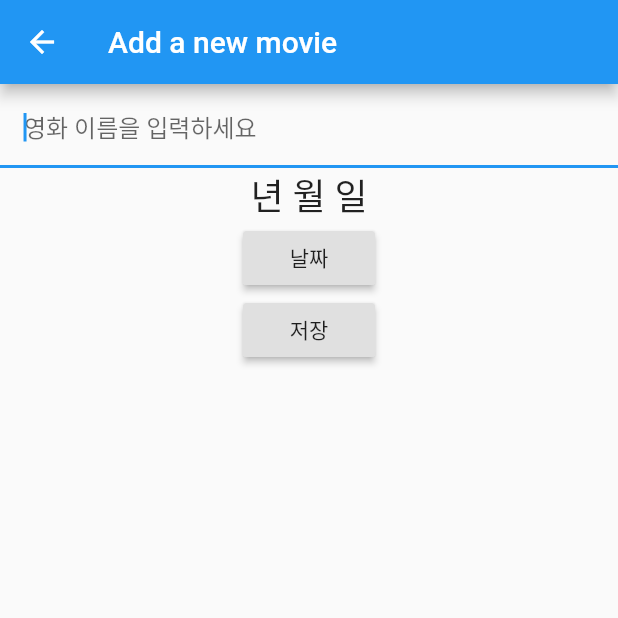
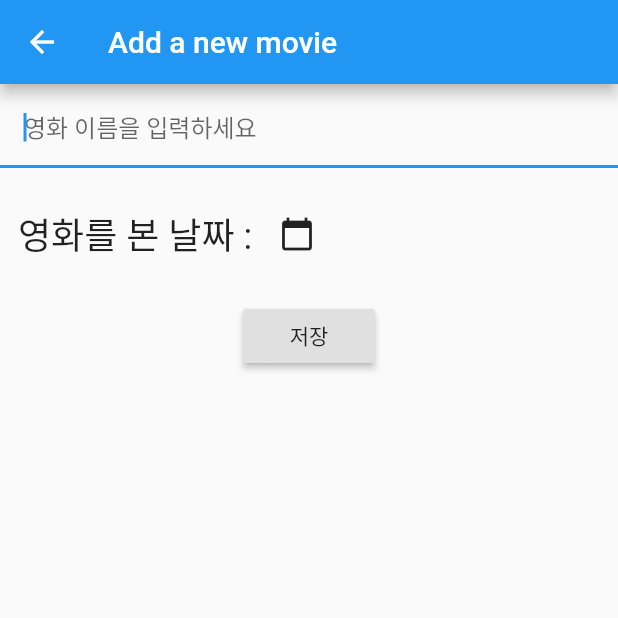
Before and after one commit to kyh980909/my_movie_list, a Flutter app: the screen it shows after launch, after a tap on the "add" icon, on a phone screen of 412 x 824 dp, the top half of it. Run offline on Flutter 3.47's test engine with Material 2 defaults, Android fonts, the phone set to English and light mode, and no system bars; our stand-ins replace flutter_datetime_picker, flutter_slidable, fluttertoast, sqflite; accounts and stored records are empty.

Commit message:
나만의 영화 목록 저장 앱 1.0ver

```diff
--- /dev/null
+++ b/lib/addMovieScreen.dart
@@ -0,0 +1,87 @@
+import 'package:flutter/material.dart';
+import 'package:flutter_datetime_picker/flutter_datetime_picker.dart';
+import 'package:fluttertoast/fluttertoast.dart';
+import 'package:intl/intl.dart';
+import 'Database/DBHelper.dart';
+import 'Model/movie.dart';
+
+class AddMovieScreen extends StatefulWidget {
+  @override
+  _AddMovieScreenState createState() => _AddMovieScreenState();
+}
+
+class _AddMovieScreenState extends State<AddMovieScreen> {
+  TextEditingController title = TextEditingController(); // 영화명 텍스트 필스 값 컨트롤 객체
+
+  final df = DateFormat('yyyy년 MM월 dd일');
+  String date = '';
+  @override
+  Widget build(BuildContext context) {
+    return Scaffold(
+      appBar: AppBar(
+        title: Text('Add a new movie'),
+      ),
+      body: Column(
+        children: <Widget>[
+          TextField(
+            controller: title,
+            autofocus: true,
+            decoration: InputDecoration(
+                hintText: '영화 이름을 입력하세요', contentPadding: EdgeInsets.all(16.0)),
+          ),
+          Padding(
+            padding: EdgeInsets.only(top: 20.0, left: 7.0, bottom: 20.0),
+            child: Row(
+              children: <Widget>[
+                Padding(
+                  padding: EdgeInsets.only(left: 5.0),
+                ),
+                Text(
+                  '영화를 본 날짜 : ',
+                  style: TextStyle(fontSize: 24.0),
+                ),
+                Text(
+                  '$date',
+                  style: TextStyle(fontSize: 24.0),
+                ),
+                IconButton(
+                  icon: Icon(Icons.calendar_today),
+                  onPressed: () {
+                    DatePicker.showDatePicker(context,
+                        showTitleActions: true,
+                        minTime: DateTime(1970),
+                        maxTime: DateTime.now(), onConfirm: (date) {
+                      setState(() {
+                        this.date = df.format(date);
+                      });
+                    }, currentTime: DateTime.now(), locale: LocaleType.ko);
+                  },
+                )
+              ],
+            ),
+          ),
+          RaisedButton(
+            onPressed: () {
+              submitMovie(title.text);
+              Navigator.pop(context);
+            },
+            child: Text('저장'),
+          )
+        ],
+      ),
+    );
+  }
+
+  void submitMovie(String title) {
+    var movie = Movie();
+
+    movie.title = title;
+    movie.date = date;
+
+    var dbHelper = DBHelper();
+    dbHelper.addMovie(movie);
+
+    Fluttertoast.showToast(
+        msg: 'Movie was saved', toastLength: Toast.LENGTH_SHORT);
+  }
+}
--- a/lib/movie_list.dart
+++ b/lib/movie_list.dart
@@ -3,7 +3,8 @@ import 'package:flutter_slidable/flutter_slidable.dart';
 import 'package:fluttertoast/fluttertoast.dart';
 import 'Database/DBHelper.dart';
 import 'Model/movie.dart';
-import 'package:intl/intl.dart';
+
+import 'addMovieScreen.dart';
 
 Future<List<Movie>> getMoviesFromDB() async {
   var dbHelper = DBHelper();
@@ -74,73 +75,12 @@ class _MovieListState extends State<MovieList> {
             }),
       ),
       floatingActionButton: FloatingActionButton(
-        onPressed: addMovieScreen,
+        onPressed: () {
+          Navigator.push(context,
+              MaterialPageRoute(builder: (context) => AddMovieScreen()));
+        },
         child: Icon(Icons.add),
       ),
     );
   }
-
-  TextEditingController title = TextEditingController(); // 영화명 텍스트 필스 값 컨트롤 객체
-
-  final df = DateFormat('yyyy년 MM월 dd일');
-  String date = '년 월 일';
-
-  void addMovieScreen() {
-    Navigator.of(context).push(MaterialPageRoute(builder: (context) {
-      return Scaffold(
-        appBar: AppBar(
-          title: Text('Add a new movie'),
-        ),
-        body: Column(
-          children: <Widget>[
-            TextField(
-              controller: title,
-              autofocus: true,
-              decoration: InputDecoration(
-                  hintText: '영화 이름을 입력하세요',
-                  contentPadding: EdgeInsets.all(16.0)),
-            ),
-            Text(date,style: TextStyle(fontSize: 24.0),),
-            Builder(
-              builder: (context) => RaisedButton(
-                    onPressed: () {
-                      var dateTime = showDatePicker(
-                          context: context,
-                          initialDate: DateTime.now(),
-                          firstDate:
-                              DateTime.now().subtract(Duration(days: 30)),
-                          lastDate: DateTime.now().add(Duration(days: 30)));
-                      dateTime.then((val) {
-                        setState(() {
-                          date = df.format(val);
-                        });
-                      });
-                    },
-                    child: Text('날짜'),
-                  ),
-            ),
-            RaisedButton(
-              onPressed: () {
-                submitMovie(title.text);
-                Navigator.pop(context);
-              },
-              child: Text('저장'),
-            )
-          ],
-        ),
-      );
-    }));
-  }
-
-  void submitMovie(String title) {
-    var movie = Movie();
-
-    movie.title = title;
-    movie.date = date;
-
-    var dbHelper = DBHelper();
-    dbHelper.addMovie(movie);
-
-    Fluttertoast.showToast(msg: 'Movie was saved', toastLength: Toast.LENGTH_SHORT);
-  }
 }
--- a/pubspec.yaml
+++ b/pubspec.yaml
@@ -26,6 +26,7 @@ dependencies:
   path_provider: ^1.1.0
   fluttertoast: ^3.1.0
   flutter_slidable: ^0.5.3
+  flutter_datetime_picker: ^1.2.4
 
 dev_dependencies:
   flutter_test:
```
Also changed, not shown: pubspec.lock.
